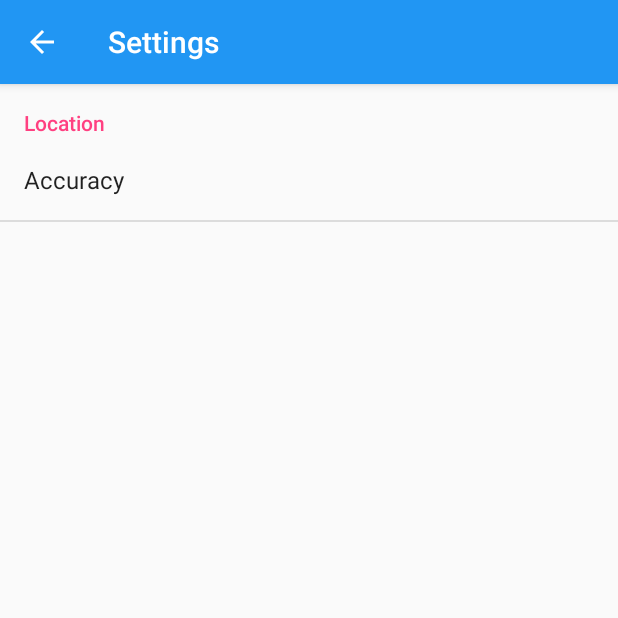
After one commit to ruybrito106/my-footprints, an Android app: the SettingsActivity screen opened directly, with no data from a screen before it, on a phone screen of 412 x 824 dp, the top half of it. The commit adds this screen. Run offline under Robolectric (Android 15) with nearby library versions, the phone set to English and light mode, and no system bars; Roboto replaces fonts that are not available here.

Commit message:
add settings to shared preferences

```diff
--- a/app/build.gradle
+++ b/app/build.gradle
@@ -28,6 +28,7 @@ dependencies {
     implementation 'com.google.android.gms:play-services-maps:15.0.1'
     implementation 'com.firebaseui:firebase-ui-auth:4.2.0'
     implementation 'ch.hsr:geohash:1.3.0'
+    implementation 'com.android.support:support-v4:28.0.0'
     testImplementation 'junit:junit:4.12'
     androidTestImplementation 'com.android.support.test:runner:1.0.2'
     androidTestImplementation 'com.android.support.test.espresso:espresso-core:3.0.2'
--- /dev/null
+++ b/app/src/main/java/br/com/ufpe/cin/myfootprints/AppCompatPreferenceActivity.java
@@ -0,0 +1,105 @@
+package br.com.ufpe.cin.myfootprints;
+
+import android.content.res.Configuration;
+import android.os.Bundle;
+import android.preference.PreferenceActivity;
+import android.support.annotation.LayoutRes;
+import android.support.annotation.Nullable;
+import android.support.v7.app.ActionBar;
+import android.support.v7.app.AppCompatDelegate;
+import android.support.v7.widget.Toolbar;
+import android.view.MenuInflater;
+import android.view.View;
+import android.view.ViewGroup;
+
+public abstract class AppCompatPreferenceActivity extends PreferenceActivity {
+
+    private AppCompatDelegate mDelegate;
+
+    @Override
+    protected void onCreate(Bundle savedInstanceState) {
+        getDelegate().installViewFactory();
+        getDelegate().onCreate(savedInstanceState);
+        super.onCreate(savedInstanceState);
+    }
+
+    @Override
+    protected void onPostCreate(Bundle savedInstanceState) {
+        super.onPostCreate(savedInstanceState);
+        getDelegate().onPostCreate(savedInstanceState);
+    }
+
+    public ActionBar getSupportActionBar() {
+        return getDelegate().getSupportActionBar();
+    }
+
+    public void setSupportActionBar(@Nullable Toolbar toolbar) {
+        getDelegate().setSupportActionBar(toolbar);
+    }
+
+    @Override
+    public MenuInflater getMenuInflater() {
+        return getDelegate().getMenuInflater();
+    }
+
+    @Override
+    public void setContentView(@LayoutRes int layoutResID) {
+        getDelegate().setContentView(layoutResID);
+    }
+
+    @Override
+    public void setContentView(View view) {
+        getDelegate().setContentView(view);
+    }
+
+    @Override
+    public void setContentView(View view, ViewGroup.LayoutParams params) {
+        getDelegate().setContentView(view, params);
+    }
+
+    @Override
+    public void addContentView(View view, ViewGroup.LayoutParams params) {
+        getDelegate().addContentView(view, params);
+    }
+
+    @Override
+    protected void onPostResume() {
+        super.onPostResume();
+        getDelegate().onPostResume();
+    }
+
+    @Override
+    protected void onTitleChanged(CharSequence title, int color) {
+        super.onTitleChanged(title, color);
+        getDelegate().setTitle(title);
+    }
+
+    @Override
+    public void onConfigurationChanged(Configuration newConfig) {
+        super.onConfigurationChanged(newConfig);
+        getDelegate().onConfigurationChanged(newConfig);
+    }
+
+    @Override
+    protected void onStop() {
+        super.onStop();
+        getDelegate().onStop();
+    }
+
+    @Override
+    protected void onDestroy() {
+        super.onDestroy();
+        getDelegate().onDestroy();
+    }
+
+    public void invalidateOptionsMenu() {
+        getDelegate().invalidateOptionsMenu();
+    }
+
+    private AppCompatDelegate getDelegate() {
+        if (mDelegate == null) {
+            mDelegate = AppCompatDelegate.create(this, null);
+        }
+        return mDelegate;
+    }
+}
--- a/app/src/main/java/br/com/ufpe/cin/myfootprints/LoginActivity.java
+++ b/app/src/main/java/br/com/ufpe/cin/myfootprints/LoginActivity.java
@@ -92,8 +92,8 @@ public class LoginActivity extends AppCompatActivity {
                 AuthUI.getInstance()
                         .createSignInIntentBuilder()
                         .setAvailableProviders(providers)
-//                        .setLogo(R.drawable.my_great_logo)      // Set logo drawable
-//                        .setTheme(R.style.MySuperAppTheme)      // Set theme
+                        .setLogo(R.drawable.logo)
+                        .setTheme(R.style.AppTheme)
                         .build(),
                 RC_SIGN_IN);
     }
--- /dev/null
+++ b/app/src/main/java/br/com/ufpe/cin/myfootprints/SettingsActivity.java
@@ -0,0 +1,68 @@
+package br.com.ufpe.cin.myfootprints;
+
+import android.os.Bundle;
+import android.preference.ListPreference;
+import android.preference.Preference;
+import android.preference.PreferenceFragment;
+import android.preference.PreferenceManager;
+import android.view.MenuItem;
+
+public class SettingsActivity extends AppCompatPreferenceActivity {
+
+    @Override
+    protected void onCreate(Bundle savedInstanceState) {
+        super.onCreate(savedInstanceState);
+        getSupportActionBar().setDisplayHomeAsUpEnabled(true);
+
+        getFragmentManager().beginTransaction().replace(android.R.id.content, new MainPreferenceFragment()).commit();
+    }
+
+    public static class MainPreferenceFragment extends PreferenceFragment {
+        @Override
+        public void onCreate(final Bundle savedInstanceState) {
+            super.onCreate(savedInstanceState);
+            addPreferencesFromResource(R.xml.pref_main);
+
+            bindPreferenceSummaryToValue(findPreference(getString(R.string.key_change_location_accuracy)));
+        }
+    }
+
+    @Override
+    public boolean onOptionsItemSelected(MenuItem item) {
+        if (item.getItemId() == android.R.id.home) {
+            onBackPressed();
+        }
+        return super.onOptionsItemSelected(item);
+    }
+
+    private static void bindPreferenceSummaryToValue(Preference preference) {
+        preference.setOnPreferenceChangeListener(sBindPreferenceSummaryToValueListener);
+
+        sBindPreferenceSummaryToValueListener.onPreferenceChange(preference,
+                PreferenceManager
+                        .getDefaultSharedPreferences(preference.getContext())
+                        .getString(preference.getKey(), ""));
+    }
+
+    private static Preference.OnPreferenceChangeListener sBindPreferenceSummaryToValueListener = new Preference.OnPreferenceChangeListener() {
+        @Override
+        public boolean onPreferenceChange(Preference preference, Object newValue) {
+            String stringValue = newValue.toString();
+
+            if (preference instanceof ListPreference) {
+                ListPreference listPreference = (ListPreference) preference;
+                int index = listPreference.findIndexOfValue(stringValue);
+
+                preference.setSummary(
+                        index >= 0
+                                ? listPreference.getEntries()[index]
+                                : null);
+
+            } else {
+                preference.setSummary(stringValue);
+            }
+
+            return true;
+        }
+    };
+}
--- /dev/null
+++ b/app/src/main/res/values/arrays.xml
@@ -0,0 +1,13 @@
+<?xml version="1.0" encoding="utf-8"?>
+<resources>
+    <string-array name="pref_location_accuracy_entries">
+        <item>Low</item>
+        <item>Medium</item>
+        <item>High</item>
+    </string-array>
+    <string-array name="pref_location_accuracy_values">
+        <item>20m</item>
+        <item>30m</item>
+        <item>60m</item>
+    </string-array>
+</resources>
--- a/app/src/main/res/values/strings.xml
+++ b/app/src/main/res/values/strings.xml
@@ -3,4 +3,12 @@
     <string name="title_home">Home</string>
     <string name="title_dashboard">Friends</string>
     <string name="title_activity_maps">Map</string>
+    <string name="title_activity_settings">SettingsActivity</string>
+
+    <!--Preference strings-->
+
+    <string name="action_settings">Settings</string>
+    <string name="title_change_location_accuracy">Accuracy</string>
+    <string name="key_change_location_accuracy">key_change_location_accuracy</string>
+    <string name="summary_change_location_accuracy">Change location accuracy</string>
 </resources>
--- /dev/null
+++ b/app/src/main/res/xml/pref_main.xml
@@ -0,0 +1,13 @@
+<?xml version="1.0" encoding="utf-8"?>
+<PreferenceScreen xmlns:android="http://schemas.android.com/apk/res/android">
+    <PreferenceCategory android:title="Location">
+        <ListPreference
+            android:defaultValue="1"
+            android:dialogTitle="@string/title_change_location_accuracy"
+            android:entries="@array/pref_location_accuracy_entries"
+            android:entryValues="@array/pref_location_accuracy_values"
+            android:key="@string/key_change_location_accuracy"
+            android:summary="@string/summary_change_location_accuracy"
+            android:title="@string/title_change_location_accuracy" />
+    </PreferenceCategory>
+</PreferenceScreen>
```
Also changed, not shown: app/src/main/AndroidManifest.xml (+8 -9 lines), app/src/main/java/br/com/ufpe/cin/myfootprints/MainActivity.java (+20 -0 lines), app/src/main/res/arrays.xml (added, +8 -0 lines), app/src/main/res/drawable/ic_info_black_24dp.xml (added, +9 -0 lines), app/src/main/res/drawable/ic_sync_black_24dp.xml (added, +9 -0 lines), app/src/main/res/menu/menu_main.xml (added, +12 -0 lines).
